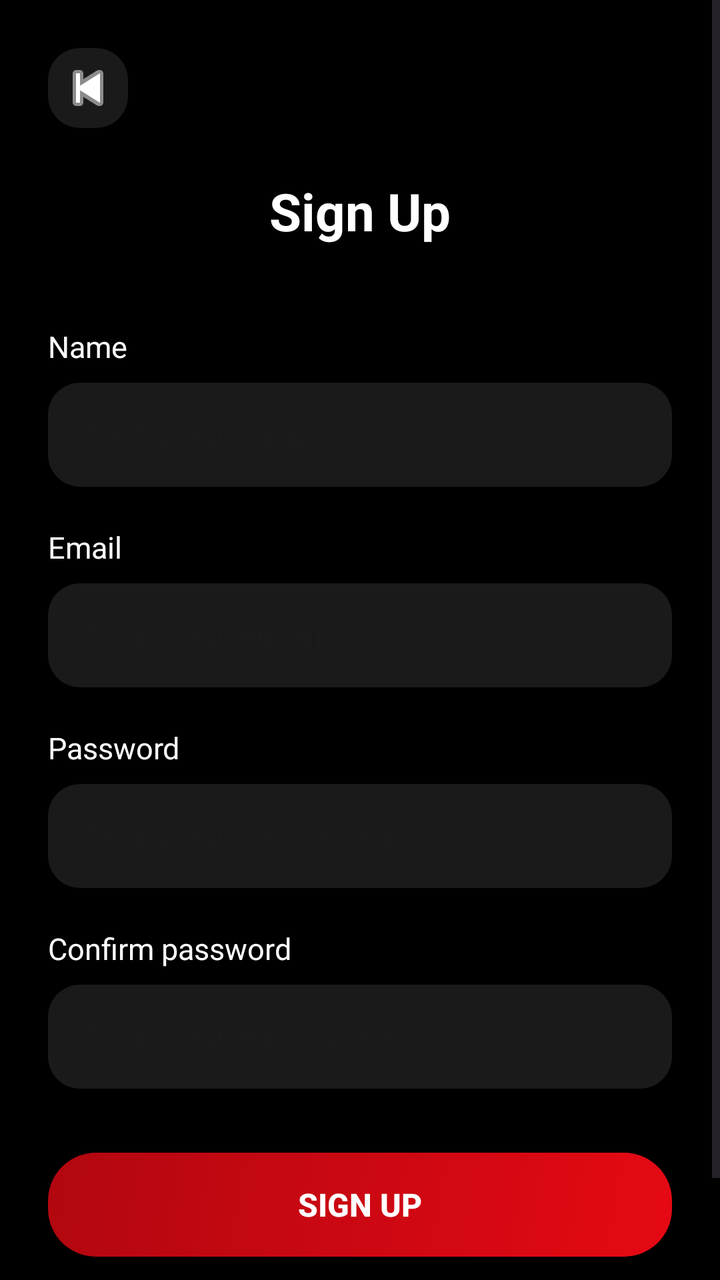
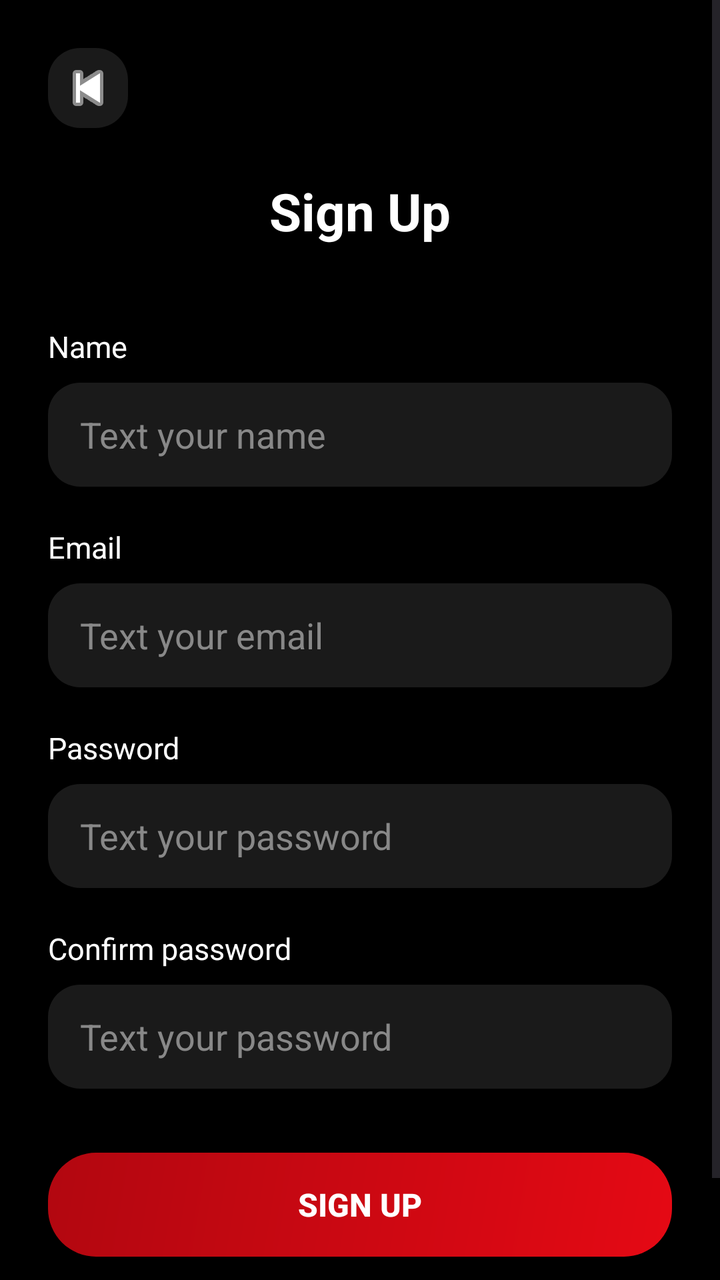

Screens rendered from an Android XML layout before and after an edit, with the pre-edit source and the edit as a unified diff.
<!-- AndroidManifest.xml: application theme Theme.MyApplication -->
<!-- res/layout/activity_signup.xml -->
<?xml version="1.0" encoding="utf-8"?>
<ScrollView
    xmlns:android="http://schemas.android.com/apk/res/android"
    android:layout_width="match_parent"
    android:layout_height="match_parent"
    android:background="#000000"
    android:fillViewport="true">

    <LinearLayout
        android:layout_width="match_parent"
        android:layout_height="wrap_content"
        android:orientation="vertical"
        android:padding="24dp"
        android:gravity="center_horizontal">

        
        <ImageButton
            android:id="@+id/btnSignupBack"
            android:layout_width="40dp"
            android:layout_height="40dp"
            android:layout_gravity="start"
            android:layout_marginBottom="24dp"
            android:background="@drawable/card_background"
            android:src="@android:drawable/ic_media_previous"
            android:tint="#FFFFFF"
            android:contentDescription="Back" />

        
        <TextView
            android:id="@+id/tvSignupTitle"
            android:layout_width="wrap_content"
            android:layout_height="wrap_content"
            android:layout_gravity="center"
            android:layout_marginBottom="40dp"
            android:text="Sign Up"
            android:textColor="#FFFFFF"
            android:textSize="26sp"
            android:textStyle="bold" />

        
        <TextView
            android:id="@+id/tvNameLabel"
            android:layout_width="match_parent"
            android:layout_height="wrap_content"
            android:layout_marginBottom="8dp"
            android:text="Name"
            android:textColor="#FFFFFF"
            android:textSize="15sp" />

        
        <EditText
            android:id="@+id/etSignupName"
            android:layout_width="match_parent"
            android:layout_height="52dp"
            android:layout_marginBottom="20dp"
            android:background="@drawable/card_background"
            android:hint="Text your name"
            android:hinTextColor="#888888"
            android:textColor="#FFFFFF"
            android:inputType="textPersonName"
            android:paddingStart="16dp"
            android:paddingEnd="16dp"
            android:singleLine="true" />

        
        <TextView
            android:id="@+id/tvSignupEmailLabel"
            android:layout_width="match_parent"
            android:layout_height="wrap_content"
            android:layout_marginBottom="8dp"
            android:text="Email"
            android:textColor="#FFFFFF"
            android:textSize="15sp" />

        
        <EditText
            android:id="@+id/etSignupEmail"
            android:layout_width="match_parent"
            android:layout_height="52dp"
            android:layout_marginBottom="20dp"
            android:background="@drawable/card_background"
            android:hint="Text your email"
            android:hinTextColor="#888888"
            android:textColor="#FFFFFF"
            android:inputType="textEmailAddress"
            android:paddingStart="16dp"
            android:paddingEnd="16dp"
            android:singleLine="true" />

        
        <TextView
            android:id="@+id/tvSignupPasswordLabel"
            android:layout_width="match_parent"
            android:layout_height="wrap_content"
            android:layout_marginBottom="8dp"
            android:text="Password"
            android:textColor="#FFFFFF"
            android:textSize="15sp" />

        
        <EditText
            android:id="@+id/etSignupPassword"
            android:layout_width="match_parent"
            android:layout_height="52dp"
            android:layout_marginBottom="20dp"
            android:background="@drawable/card_background"
            android:hint="Text your password"
            android:hinTextColor="#888888"
            android:textColor="#FFFFFF"
            android:inputType="textPassword"
            android:paddingStart="16dp"
            android:paddingEnd="16dp"
            android:singleLine="true" />

        
        <TextView
            android:id="@+id/tvConfirmPasswordLabel"
            android:layout_width="match_parent"
            android:layout_height="wrap_content"
            android:layout_marginBottom="8dp"
            android:text="Confirm password"
            android:textColor="#FFFFFF"
            android:textSize="15sp" />

        
        <EditText
            android:id="@+id/etSignupConfirmPassword"
            android:layout_width="match_parent"
            android:layout_height="52dp"
            android:layout_marginBottom="32dp"
            android:background="@drawable/card_background"
            android:hint="Text your password"
            android:hinTextColor="#888888"
            android:textColor="#FFFFFF"
            android:inputType="textPassword"
            android:paddingStart="16dp"
            android:paddingEnd="16dp"
            android:singleLine="true" />

        
        <Button
            android:id="@+id/btnSignup"
            android:layout_width="match_parent"
            android:layout_height="52dp"
            android:layout_marginBottom="24dp"
            android:background="@drawable/button_red_rounded"
            android:text="Sign Up"
            android:textColor="#FFFFFF"
            android:textSize="16sp"
            android:textStyle="bold" />

        
        <TextView
            android:id="@+id/tvLoginLink"
            android:layout_width="wrap_content"
            android:layout_height="wrap_content"
            android:layout_gravity="center"
            android:text="Already have an account? Log In"
            android:textColor="#AAAAAA"
            android:textSize="14sp" />

    </LinearLayout>
</ScrollView>
<!-- resources referenced by this layout -->
<resources>
  <!-- drawable button_red_rounded (drawable) -->
  <?xml version="1.0" encoding="utf-8"?>
  <shape xmlns:android="http://schemas.android.com/apk/res/android">
      <gradient
          android:startColor="@color/primary_red"
          android:endColor="@color/primary_red_dark"
          android:angle="135" />
      <corners android:radius="24dp" />
  </shape>
  <!-- drawable card_background (drawable) -->
  <?xml version="1.0" encoding="utf-8"?>
  <shape xmlns:android="http://schemas.android.com/apk/res/android">
      <solid android:color="@color/card_background" />
      <corners android:radius="16dp" />
  </shape>
  <style name="Theme.MyApplication" parent="Base.Theme.MyApplication" />
  <color name="primary_red">#E50914</color>
  <color name="primary_red_dark">#B20710</color>
  <color name="card_background">#1A1A1A</color>
  <style name="Base.Theme.MyApplication" parent="Theme.Material3.DayNight.NoActionBar">
          
          
      </style>
</resources>

<!-- the commit's change to res/layout/activity_signup.xml (unified diff, before → after) -->
@@ -55,7 +55,7 @@
             android:layout_marginBottom="20dp"
             android:background="@drawable/card_background"
             android:hint="Text your name"
-            android:hinTextColor="#888888"
+            android:textColorHint="#888888"
             android:textColor="#FFFFFF"
             android:inputType="textPersonName"
             android:paddingStart="16dp"
@@ -80,7 +80,7 @@
             android:layout_marginBottom="20dp"
             android:background="@drawable/card_background"
             android:hint="Text your email"
-            android:hinTextColor="#888888"
+            android:textColorHint="#888888"
             android:textColor="#FFFFFF"
             android:inputType="textEmailAddress"
             android:paddingStart="16dp"
@@ -105,7 +105,7 @@
             android:layout_marginBottom="20dp"
             android:background="@drawable/card_background"
             android:hint="Text your password"
-            android:hinTextColor="#888888"
+            android:textColorHint="#888888"
             android:textColor="#FFFFFF"
             android:inputType="textPassword"
             android:paddingStart="16dp"
@@ -130,7 +130,7 @@
             android:layout_marginBottom="32dp"
             android:background="@drawable/card_background"
             android:hint="Text your password"
-            android:hinTextColor="#888888"
+            android:textColorHint="#888888"
             android:textColor="#FFFFFF"
             android:inputType="textPassword"
             android:paddingStart="16dp"
